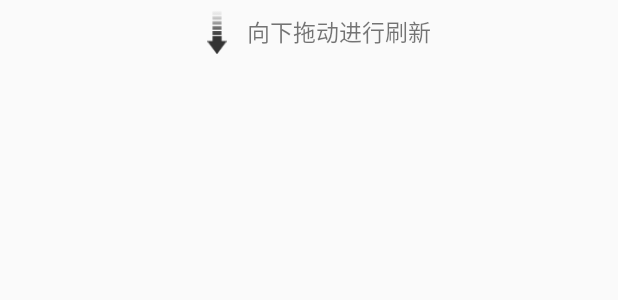
After one commit to fftcwk/myframeworks, an Android app: the layout list_head.xml on its own in the app's theme, with its tools: preview values and no code run, on a phone screen of 412 x 824 dp. The commit adds this screen. Shown: the top 300 px of the screen. Run offline under Robolectric (Android 15) with nearby library versions, the phone set to English and light mode, and no system bars.

Commit message:
刷新列表
刷新列表

```diff
--- a/app/src/main/java/com/android/myframeworks/widget/dialog/MProgressDialog.java
+++ b/app/src/main/java/com/android/myframeworks/widget/dialog/MProgressDialog.java
@@ -15,4 +15,8 @@ public class MProgressDialog extends ProgressDialog{
     public MProgressDialog(Context context, int theme) {
         super(context, theme);
     }
+
+
+
+
 }
--- /dev/null
+++ b/app/src/main/res/layout/list_head.xml
@@ -0,0 +1,74 @@
+<?xml version="1.0" encoding="utf-8"?><!-- ListView的头部 -->
+<LinearLayout xmlns:android="http://schemas.android.com/apk/res/android"
+    android:id="@+id/head_contentLayout"
+    android:layout_width="fill_parent"
+    android:layout_height="wrap_content"
+    android:orientation="horizontal">
+
+    <LinearLayout
+        android:layout_width="match_parent"
+        android:layout_height="wrap_content"
+        android:gravity="center"
+        android:orientation="horizontal"
+        android:paddingLeft="30dp"
+        android:paddingRight="30dp"
+        android:paddingTop="6dp">
+        <!-- 箭头图像、进度条 -->
+        <LinearLayout
+            android:layout_width="wrap_content"
+            android:layout_height="30dp"
+            android:gravity="center">
+
+            <!-- 箭头 -->
+
+            <ImageView
+                android:id="@+id/head_arrowImageView"
+                android:layout_width="40dp"
+                android:layout_height="30dp"
+                android:src="@drawable/ic_pulltorefresh_arrow"
+                android:visibility="visible" />
+
+            <!-- 进度条 -->
+
+            <ProgressBar
+                android:id="@+id/head_progressBar"
+                style="?android:attr/progressBarStyleSmall"
+                android:layout_width="wrap_content"
+                android:layout_height="wrap_content"
+                android:layout_gravity="center"
+                android:layout_marginRight="5dp"
+                android:visibility="gone" />
+        </LinearLayout>
+
+        <!-- 提示、最近更新 -->
+
+        <LinearLayout
+            android:layout_width="wrap_content"
+            android:layout_height="wrap_content"
+            android:gravity="center_horizontal"
+            android:orientation="vertical">
+
+            <!-- 提示 -->
+
+            <TextView
+                android:id="@+id/head_tipsTextView"
+                android:layout_width="wrap_content"
+                android:layout_height="match_parent"
+                android:gravity="center"
+                android:text="@string/head_tipsTextView"
+                android:textSize="15dp" />
+
+            <!-- 最近更新 -->
+
+            <TextView
+                android:id="@+id/head_lastUpdatedTextView"
+                android:layout_width="wrap_content"
+                android:layout_height="wrap_content"
+                android:text="@string/head_lastUpdatedTextView"
+                android:textSize="12dp"
+                android:visibility="gone" />
+        </LinearLayout>
+    </LinearLayout>
+
+
+</LinearLayout>
--- /dev/null
+++ b/app/src/main/res/values-v21/styles.xml
@@ -0,0 +1,6 @@
+<?xml version="1.0" encoding="utf-8"?>
+<resources>
+    <style name="AppTheme" parent="BaseAppTheme">
+        <item name="colorControlActivated">@color/colorAccent</item>
+    </style>
+</resources>
--- a/app/src/main/res/values/colors.xml
+++ b/app/src/main/res/values/colors.xml
@@ -5,4 +5,5 @@
     <color name="colorAccent">#FF4081</color>
 
     <color name="sd_text_title">#000000</color>
+    <color name="sd_text_value">#555555</color>
 </resources>
--- a/app/src/main/res/values/strings.xml
+++ b/app/src/main/res/values/strings.xml
@@ -2,4 +2,9 @@
     <string name="app_name">myframeworks</string>
     <string name="make_sure">确定</string>
     <string name="cancel">取消</string>
+
+    <string name="head_tipsTextView">向下拖动进行刷新</string>
+    <string name="head_lastUpdatedTextView">上次刷新  : </string>
+    <string name="pull_download">正在加载中&#8230;</string>
+    <string name="retry_updated">下拉刷新试试</string>
 </resources>
--- a/app/src/main/res/values/styles.xml
+++ b/app/src/main/res/values/styles.xml
@@ -1,11 +1,14 @@
 <resources>
 
     <!-- Base application theme. -->
-    <style name="AppTheme" parent="Theme.AppCompat.Light.DarkActionBar">
+    <style name="BaseAppTheme" parent="Theme.AppCompat.Light.DarkActionBar">
         <!-- Customize your theme here. -->
         <item name="colorPrimary">@color/colorPrimary</item>
         <item name="colorPrimaryDark">@color/colorPrimaryDark</item>
         <item name="colorAccent">@color/colorAccent</item>
     </style>
 
+    <style name="AppTheme" parent="BaseAppTheme">
+
+    </style>
 </resources>
```
Also changed, not shown: app/src/main/java/com/android/myframeworks/widget/MyWidget.java (deleted, +0 -8 lines), app/src/main/java/com/android/myframeworks/widget/RListView.java (added, +362 -0 lines), app/src/main/res/layout/list_bottom.xml (added, +23 -0 lines), app/src/main/res/drawable-xhdpi/ic_pulltorefresh_arrow.png (added).
